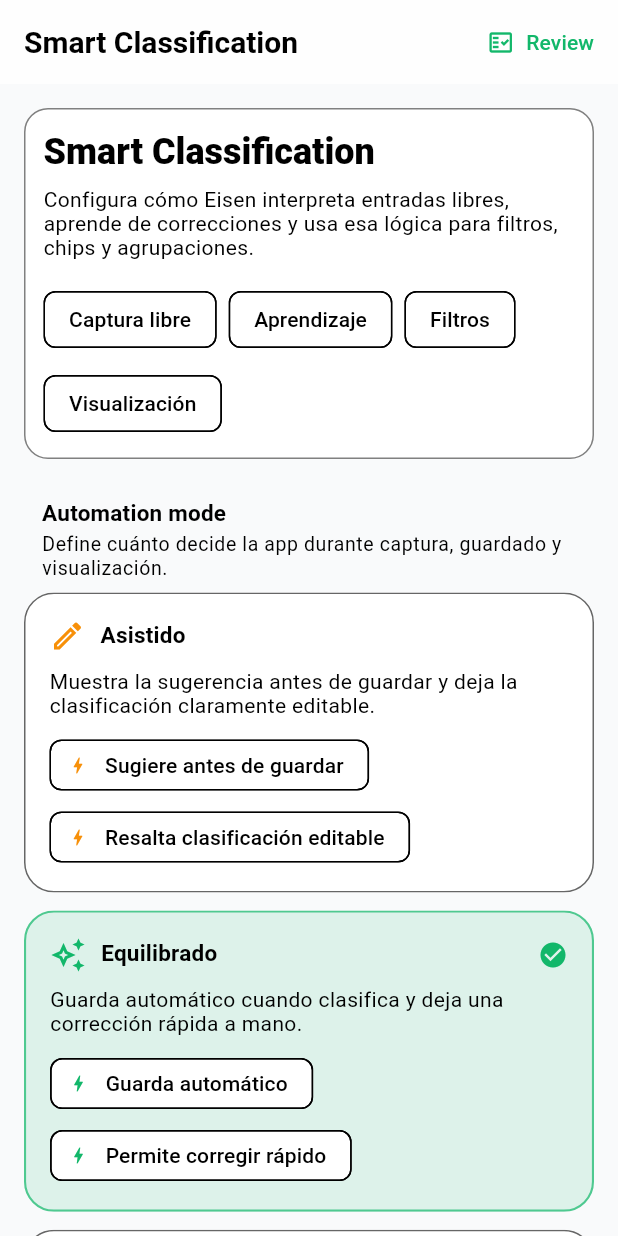
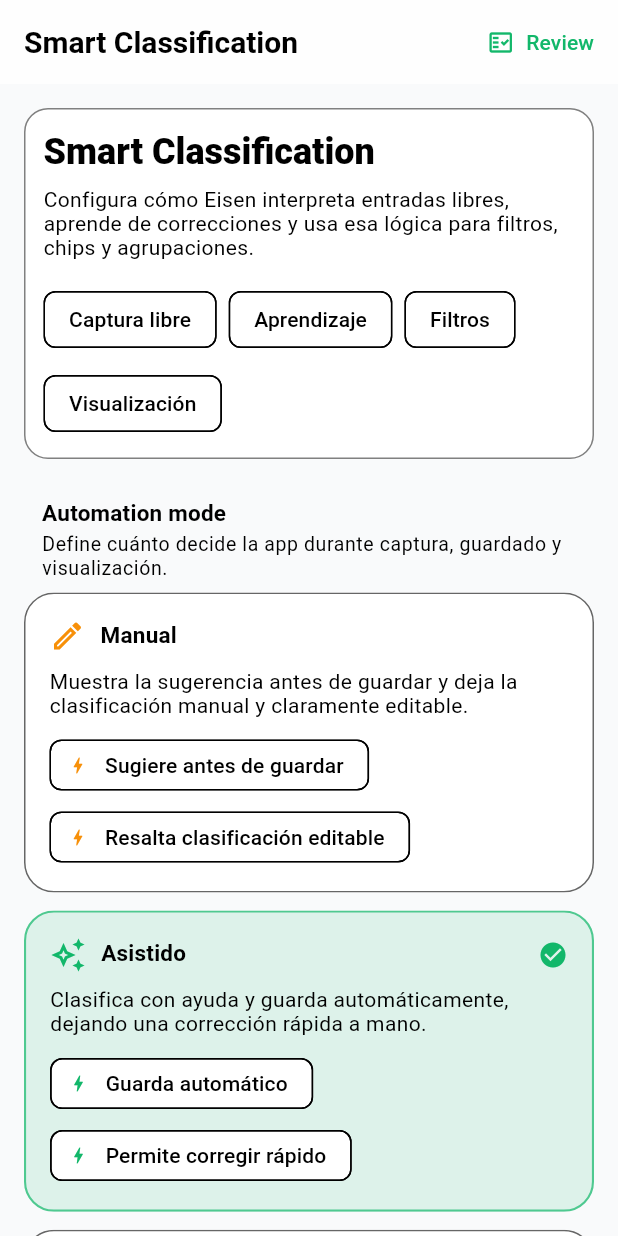
Before and after one commit to eliezeramaya/eisen, a Flutter app: the ClassificationSettingsScreen screen opened by its route, on a phone screen of 412 x 824 dp. Run offline on Flutter 3.47's test engine with Material 3 defaults, Android fonts, the phone set to English and light mode, and no system bars; our stand-ins replace audioplayers, device_preview, equatable, fl_chart, flutter_local_notifications, flutter_riverpod and 4 more; accounts and stored records are empty.

Commit message:
fix: apply all review feedback from PR thread
- automation_mode: fix inverted labels (manualOnly→Manual, assisted→Asistido, automatic→Automático) with accurate descriptions
- category_chip: add 'inbox' icon mapping (Icons.inbox_outlined)
- zoom_indicator: restore locale-aware labels (es/en) with correct accents (Categorías, Subcategorías)
- task_visual_weight: inject `now` parameter for deterministic weight computation and testing
- compute_layout_usecase: add day-bucket to memoization hash so time-dependent weights invalidate cache daily
- context_aware_tasks_controller: use unknownContextPreset.tag when coordinates unavailable in auto mode
- local_repo: only update updatedAt on actual migration (correction or missing categoryId)
- app_es.arb: fix 'settingsResetDemoSubtitle' Spanish grammar

Agent-Logs-Url: https://github.com/eliezeramaya/eisen/sessions/e7e2788f-c85a-479e-96ef-cec399c60b38

Co-authored-by: eliezeramaya <221646048+eliezeramaya@users.noreply.github.com>

```diff
--- a/eisen/l10n/app_es.arb
+++ b/eisen/l10n/app_es.arb
@@ -18,7 +18,7 @@
   "settingsMinimalMode": "Modo minimalista",
   "settingsLanguage": "Idioma",
   "settingsResetDemo": "Restaurar tareas demo",
-  "settingsResetDemoSubtitle": "Reemplazar todas las tareas con un set rico de ejemplo",
+  "settingsResetDemoSubtitle": "Reemplazar todas las tareas con un conjunto completo de ejemplos",
   "settingsResetDemoDialogTitle": "¿Restaurar tareas demo?",
   "settingsResetDemoDialogContent": "Esto eliminará todas tus tareas actuales y las reemplazará con 100 tareas de ejemplo con más metadatos.",
   "settingsCancel": "Cancelar",
--- a/eisen/lib/features/classification/domain/enums/automation_mode.dart
+++ b/eisen/lib/features/classification/domain/enums/automation_mode.dart
@@ -4,17 +4,17 @@ enum AutomationMode {
   automatic;
 
   String get label => switch (this) {
-        AutomationMode.manualOnly => 'Asistido',
-        AutomationMode.assisted => 'Equilibrado',
-        AutomationMode.automatic => 'Avanzado',
+        AutomationMode.manualOnly => 'Manual',
+        AutomationMode.assisted => 'Asistido',
+        AutomationMode.automatic => 'Automático',
       };
 
   String get description => switch (this) {
         AutomationMode.manualOnly =>
-          'Muestra la sugerencia antes de guardar y deja la clasificación claramente editable.',
+          'Muestra la sugerencia antes de guardar y deja la clasificación manual y claramente editable.',
         AutomationMode.assisted =>
-          'Guarda automático cuando clasifica y deja una corrección rápida a mano.',
+          'Clasifica con ayuda y guarda automáticamente, dejando una corrección rápida a mano.',
         AutomationMode.automatic =>
-          'Clasifica y aplica comportamiento visual y agrupaciones sin preguntar.',
+          'Clasifica y aplica comportamiento visual y agrupaciones automáticamente, sin preguntar.',
       };
 }
--- a/eisen/lib/features/classification/presentation/widgets/category_chip.dart
+++ b/eisen/lib/features/classification/presentation/widgets/category_chip.dart
@@ -37,6 +37,7 @@ IconData iconForCategoryKey(String iconName) {
     'rocket' => Icons.rocket_launch_outlined,
     'inventory' => Icons.inventory_2_outlined,
     'palette' => Icons.palette_outlined,
+    'inbox' => Icons.inbox_outlined,
     _ => Icons.label_outline,
   };
 }
--- a/eisen/lib/features/eisen_matrix/data/local_repo.dart
+++ b/eisen/lib/features/eisen_matrix/data/local_repo.dart
@@ -79,6 +79,9 @@ class LocalPrefsMatrixRepository implements MatrixRepository {
             rawMetadata?.confidenceLevel ??
             ConfidenceLevel.low);
     final now = DateTime.now();
+    // Only stamp updatedAt when data actually needs migration (correction
+    // applied or categoryId was missing from older storage format).
+    final needsMigration = wasCorrected || rawMetadata?.categoryId == null;
     final migratedMetadata = rawMetadata?.copyWith(
           categoryId: rawMetadata.categoryId ?? parsedCategoryId,
           entryKind: rawMetadata.entryKind,
@@ -91,7 +94,7 @@ class LocalPrefsMatrixRepository implements MatrixRepository {
           source: wasCorrected
               ? ClassificationSource.userCorrection
               : rawMetadata.source,
-          updatedAt: now,
+          updatedAt: needsMigration ? now : rawMetadata.updatedAt,
         ) ??
         ClassificationMetadataModel(
           inputText: j['title'] as String? ?? '',
--- a/eisen/lib/features/tasks/context_aware/application/context_aware_tasks_controller.dart
+++ b/eisen/lib/features/tasks/context_aware/application/context_aware_tasks_controller.dart
@@ -83,7 +83,8 @@ class ContextAwareTasksController extends Notifier<ContextState> {
         (!isAutoMode || permissionState != ContextPermissionState.denied);
 
     return ContextState(
-      currentLocationTag: preset.tag,
+      currentLocationTag:
+          (isAutoMode && !canUseCoordinates) ? unknownContextPreset.tag : preset.tag,
       latitude: canUseCoordinates ? preset.latitude : null,
       longitude: canUseCoordinates ? preset.longitude : null,
       isAutoMode: isAutoMode,
```
Also changed, not shown: eisen/lib/features/eisen_matrix/domain/task_visual_weight.dart (+7 -6 lines), eisen/lib/features/eisen_matrix/domain/usecases/compute_layout_usecase.dart (+5 -2 lines), eisen/lib/features/eisen_matrix/presentation/widgets/zoom_indicator.dart (+9 -8 lines).
